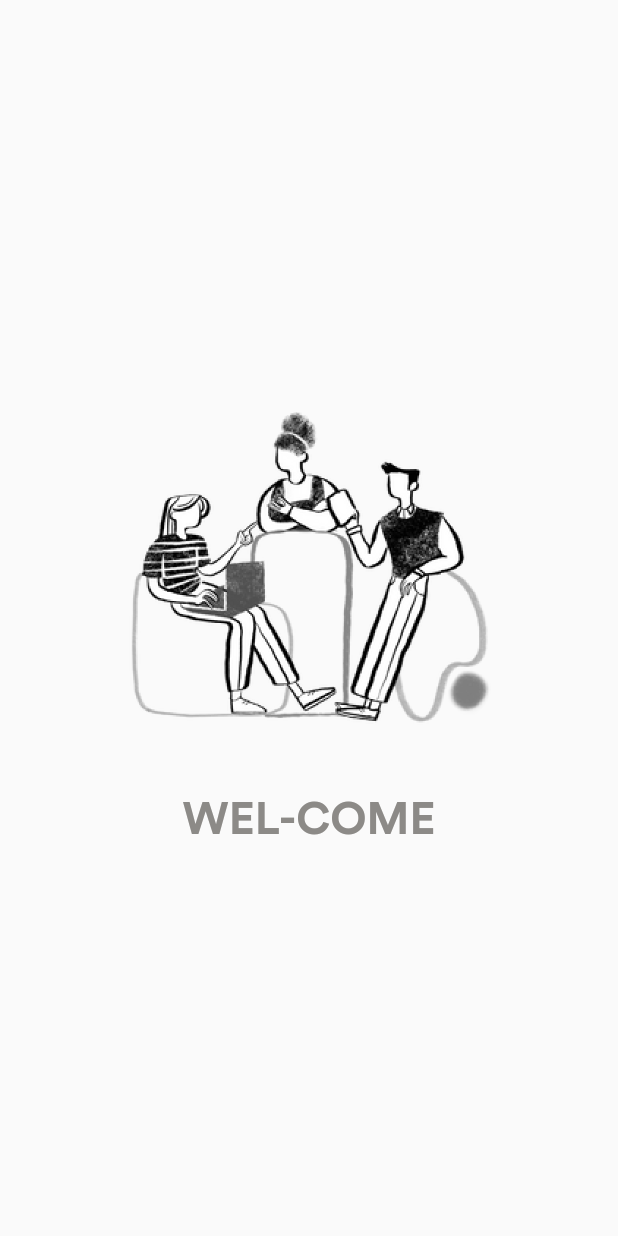
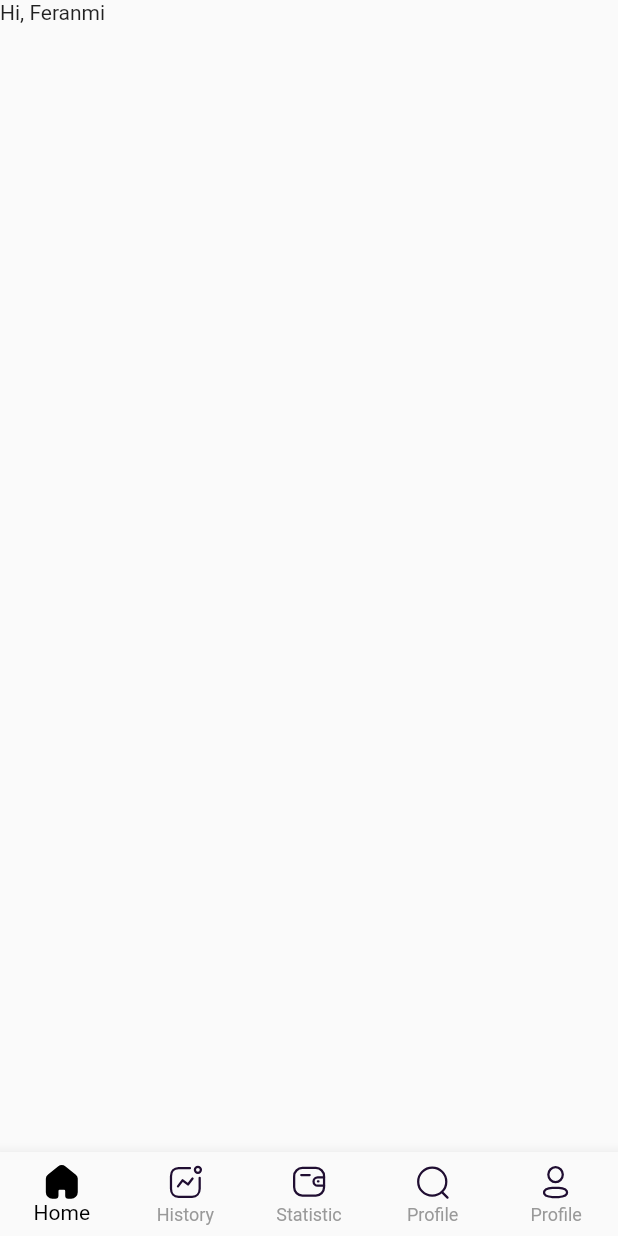
Before and after one commit to Jigarchovatiya/crypto_app, a Flutter app: the screen it shows after launch, on a phone screen of 412 x 824 dp. Run offline on Flutter 3.47's test engine with Material 2 defaults, Android fonts, the phone set to English and light mode, and no system bars; our stand-ins replace flutter_svg; project files that could hold a hidden picture were left out.

Commit message:
23-03-2023
03:24

```diff
--- /dev/null
+++ b/lib/bottom_bar/bottom_screen.dart
@@ -0,0 +1,97 @@
+import 'package:crypto_app/bottom_bar/explore.dart';
+import 'package:crypto_app/bottom_bar/home_screen.dart';
+import 'package:crypto_app/bottom_bar/invest.dart';
+import 'package:crypto_app/bottom_bar/profile.dart';
+import 'package:crypto_app/bottom_bar/save.dart';
+import 'package:flutter/material.dart';
+import 'package:flutter_svg/svg.dart';
+
+class BottomScreen extends StatefulWidget {
+  const BottomScreen({Key? key}) : super(key: key);
+
+  @override
+  State<BottomScreen> createState() => _BottomScreenState();
+}
+
+class _BottomScreenState extends State<BottomScreen> {
+  final List<Widget> _widgetOptions = [
+    const HomeScreen(),
+    const Save(),
+    const Invest(),
+    const Explore(),
+    const Profile(),
+  ];
+  void _onItemTapped(int index) {
+    setState(() {
+      selectedIndex = index;
+    });
+  }
+
+  int selectedIndex = 0;
+  @override
+  Widget build(BuildContext context) {
+    return Scaffold(
+      backgroundColor: const Color(0xffFFFFFF),
+      bottomNavigationBar: BottomNavigationBar(
+        type: BottomNavigationBarType.fixed,
+        items: <BottomNavigationBarItem>[
+          BottomNavigationBarItem(
+            icon: selectedIndex == 0
+                ? SvgPicture.asset(
+                    "assets/Icons/Home_fill.svg",
+                  )
+                : SvgPicture.asset(
+                    "assets/Icons/Home.svg",
+                  ),
+            label: 'Home',
+          ),
+          BottomNavigationBarItem(
+            icon: selectedIndex == 1
+                ? SvgPicture.asset(
+                    "assets/Icons/save_Fill.svg",
+                  )
+                : SvgPicture.asset(
+                    "assets/Icons/save.svg",
+                  ),
+            label: 'History',
+          ),
+          BottomNavigationBarItem(
+            icon: selectedIndex == 2
+                ? SvgPicture.asset(
+                    "assets/Icons/wallet_Fill.svg",
+                  )
+                : SvgPicture.asset(
+                    "assets/Icons/Wallet.svg",
+                  ),
+            label: 'Statistic',
+          ),
+          BottomNavigationBarItem(
+            icon: selectedIndex == 3
+                ? SvgPicture.asset(
+                    "assets/Icons/Search_fill.svg",
+                  )
+                : SvgPicture.asset(
+                    "assets/Icons/Search.svg",
+                  ),
+            label: 'Profile',
+          ),
+          BottomNavigationBarItem(
+            icon: selectedIndex == 4
+                ? SvgPicture.asset(
+                    "assets/Icons/Profile_fill.svg",
+                  )
+                : SvgPicture.asset(
+                    "assets/Icons/Profile.svg",
+                  ),
+            label: 'Profile',
+          ),
+        ],
+        currentIndex: selectedIndex,
+        selectedItemColor: Colors.black,
+        unselectedItemColor: const Color(0xff999999),
+        onTap: _onItemTapped,
+      ),
+      body: _widgetOptions.elementAt(selectedIndex),
+    );
+  }
+}
--- /dev/null
+++ b/lib/bottom_bar/home_screen.dart
@@ -0,0 +1,22 @@
+import 'package:flutter/material.dart';
+
+class HomeScreen extends StatefulWidget {
+  const HomeScreen({Key? key}) : super(key: key);
+
+  @override
+  State<HomeScreen> createState() => _HomeScreenState();
+}
+
+class _HomeScreenState extends State<HomeScreen> {
+  @override
+  Widget build(BuildContext context) {
+    return SafeArea(
+        child: Scaffold(
+      body: Row(
+        children: [
+          Text("Hi, Feranmi", style: TextStyle()),
+        ],
+      ),
+    ));
+  }
+}
--- /dev/null
+++ b/lib/bottom_bar/profile.dart
@@ -0,0 +1,15 @@
+import 'package:flutter/material.dart';
+
+class Profile extends StatefulWidget {
+  const Profile({Key? key}) : super(key: key);
+
+  @override
+  State<Profile> createState() => _ProfileState();
+}
+
+class _ProfileState extends State<Profile> {
+  @override
+  Widget build(BuildContext context) {
+    return SafeArea(child: Scaffold());
+  }
+}
--- a/lib/main.dart
+++ b/lib/main.dart
@@ -1,4 +1,4 @@
-import 'package:crypto_app/splash_screen.dart';
+import 'package:crypto_app/bottom_bar/bottom_screen.dart';
 import 'package:flutter/material.dart';
 import 'package:flutter/services.dart';
 
@@ -18,7 +18,7 @@ class MyApp extends StatelessWidget {
       theme: ThemeData(
         primarySwatch: Colors.blueGrey,
       ),
-      home: const Splashscreen(),
+      home: const BottomScreen(),
     );
   }
 }
--- a/lib/splash_screen.dart
+++ b/lib/splash_screen.dart
@@ -40,8 +40,8 @@ class SplashscreenState extends State<Splashscreen> {
               Center(
                 child: Image.asset("assets/images/image1.png", height: 250),
               ),
-              SizedBox(height: 20),
-              Text(
+              const SizedBox(height: 20),
+              const Text(
                 " WEL-COME ",
                 style: TextStyle(color: Color(0xFF8C8A87), fontWeight: FontWeight.w700, fontSize: 30, fontFamily: "CircularStd"),
               ),
--- a/pubspec.yaml
+++ b/pubspec.yaml
@@ -36,6 +36,7 @@ dependencies:
   # The following adds the Cupertino Icons font to your application.
   # Use with the CupertinoIcons class for iOS style icons.
   cupertino_icons: ^1.0.2
+  flutter_svg: ^2.0.4
 
 dev_dependencies:
   flutter_test:
@@ -62,6 +63,7 @@ flutter:
   # To add assets to your application, add an assets section, like this:
   assets:
     - assets/images/
+    - assets/Icons/
 
   # An image asset can refer to one or more resolution-specific "variants", see
   # https://flutter.dev/assets-and-images/#resolution-aware
```
Also changed, not shown: lib/bottom_bar/explore.dart (added, +15 -0 lines), lib/bottom_bar/invest.dart (added, +15 -0 lines), lib/bottom_bar/save.dart (added, +15 -0 lines), assets/Icons/Home.svg (added), assets/Icons/Home_fill.svg (added), assets/Icons/Profile.svg (added), assets/Icons/Profile_fill.svg (added), assets/Icons/Search.svg (added), assets/Icons/Search_fill.svg (added), assets/Icons/Wallet.svg (added), assets/Icons/save.svg (added), assets/Icons/save_Fill.svg (added), assets/Icons/wallet_Fill.svg (added), pubspec.lock.
